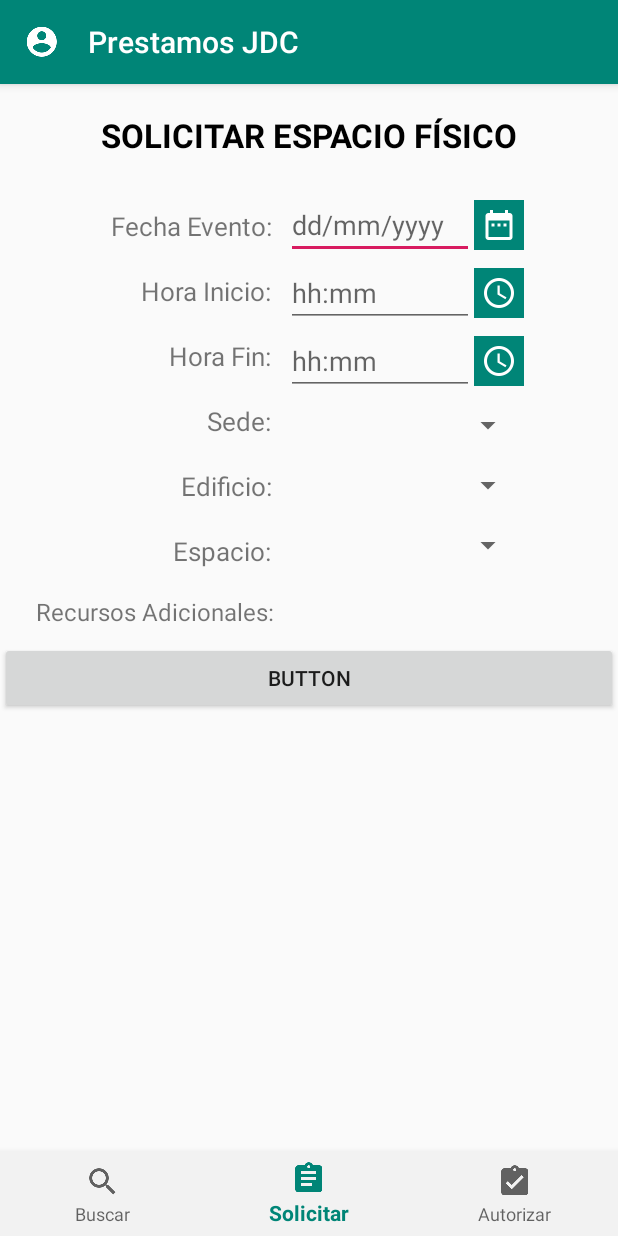
After one commit to franciscogsilva-JDC/prestamosJDC, an Android app: the SolicitarEspacio screen opened directly, with no data from a screen before it, on a phone screen of 412 x 824 dp. The commit adds this screen. Run offline under Robolectric (Android 15) with nearby library versions, the phone set to English and light mode, and no system bars.

Commit message:
Creación formulario solicitar espacio

```diff
--- a/android/app/src/main/AndroidManifest.xml
+++ b/android/app/src/main/AndroidManifest.xml
@@ -16,6 +16,7 @@
                 <category android:name="android.intent.category.LAUNCHER" />
             </intent-filter>
         </activity>
+        <activity android:name=".SolicitarEspacio"></activity>
     </application>
 
 </manifest>
--- a/android/app/src/main/java/com/camila/prestamos_jdc/MainActivity.java
+++ b/android/app/src/main/java/com/camila/prestamos_jdc/MainActivity.java
@@ -1,10 +1,12 @@
 package com.camila.prestamos_jdc;
 
+import android.content.Intent;
 import android.support.design.widget.BottomNavigationView;
 import android.support.v7.app.AppCompatActivity;
 import android.os.Bundle;
 import android.view.Menu;
 import android.view.MenuItem;
+import android.view.View;
 
 public class MainActivity extends AppCompatActivity {
 
@@ -36,4 +38,9 @@ public class MainActivity extends AppCompatActivity {
                 return super.onOptionsItemSelected(item);
         }
     }
+
+    public void requestSpace(View v){
+        Intent oIntent = new Intent(this, SolicitarEspacio.class);
+        startActivity(oIntent);
+    }
 }
--- /dev/null
+++ b/android/app/src/main/java/com/camila/prestamos_jdc/SolicitarEspacio.java
@@ -0,0 +1,137 @@
+package com.camila.prestamos_jdc;
+
+import android.app.*;
+import android.support.design.widget.BottomNavigationView;
+import android.support.v7.app.AppCompatActivity;
+import android.os.Bundle;
+import android.view.MenuItem;
+import android.view.View;
+import android.widget.*;
+import android.widget.EditText;
+import android.widget.ImageButton;
+
+import java.util.Calendar;
+
+public class SolicitarEspacio extends AppCompatActivity {
+
+    private BottomNavigationView mBottomNavigationView;
+
+    private static final String zero="0";
+
+    Calendar now = Calendar.getInstance();
+
+    int month  = now.get(Calendar.MONTH);
+    int day    = now.get(Calendar.DAY_OF_MONTH);
+    int year   = now.get(Calendar.YEAR);
+
+    int hour   = now.get(Calendar.HOUR_OF_DAY);
+    int minute = now.get(Calendar.MINUTE);
+
+    private EditText edtEventDate;
+    private EditText edtTimeStart;
+    private EditText edtTimeEnd;
+    private Spinner  cbHeadquarters;
+
+    @Override
+    protected void onCreate(Bundle savedInstanceState) {
+        super.onCreate(savedInstanceState);
+        setContentView(R.layout.activity_solicitar_espacio);
+
+        getSupportActionBar().setIcon(R.drawable.ic_profile);
+        getSupportActionBar().setTitle("    "+getString(R.string.app_name));
+        getSupportActionBar().setDisplayShowHomeEnabled(true);
+
+        mBottomNavigationView = (BottomNavigationView) findViewById(R.id.menuInferior);
+        mBottomNavigationView.setSelectedItemId(R.id.btn_request);
+
+        edtEventDate   = (EditText) findViewById(R.id.edtEventDate);
+        edtTimeStart   = (EditText) findViewById(R.id.edtTimeStart);
+        edtTimeEnd     = (EditText) findViewById(R.id.edtTimeEnd);
+        cbHeadquarters = (Spinner)  findViewById(R.id.cbHeadquarters);
+    }
+
+    @Override
+    public boolean onOptionsItemSelected(MenuItem item){
+        switch (item.getItemId()){
+            case R.id.btn_search:
+                return true;
+            case R.id.btn_request:
+                return true;
+            case R.id.btn_authorization:
+                return true;
+            default:
+                return super.onOptionsItemSelected(item);
+        }
+    }
+
+    public void getDateButton(View view) {
+        getDate();
+    }
+
+    private void getDate(){
+        DatePickerDialog getDateText = new DatePickerDialog(this, new DatePickerDialog.OnDateSetListener() {
+            @Override
+            public void onDateSet(DatePicker view, int year, int month, int dayOfMonth) {
+                String formatDay = (dayOfMonth < 10)? zero + String.valueOf(dayOfMonth):String.valueOf(dayOfMonth);
+                String formatMonth = ((month+1) < 10)? zero + String.valueOf((month+1)):String.valueOf((month+1));
+                edtEventDate.setText(formatDay+"/"+formatMonth+"/"+year);
+            }
+        },year,month,day);
+        getDateText.show();
+    }
+
+    public void getTimeButton(View view){
+        switch (view.getId()){
+            case R.id.ibTimeStart:
+                getTimeStart();
+                break;
+            case R.id.ibTimeEnd:
+                getTimeEnd();
+                break;
+        }
+    }
+
+    private void getTimeStart(){
+        TimePickerDialog getTimeText = new TimePickerDialog(this, new TimePickerDialog.OnTimeSetListener() {
+            @Override
+            public void onTimeSet(TimePicker view, int hourOfDay, int minute) {
+                String formatHour =  (hourOfDay < 10)? String.valueOf(zero + hourOfDay) : String.valueOf(hourOfDay);
+                String formatMinute = (minute < 10)? String.valueOf(zero + minute):String.valueOf(minute);
+
+                String AM_PM;
+                if(hourOfDay < 12) {
+                    AM_PM = "a.m.";
+                } else {
+                    AM_PM = "p.m.";
+                }
+
+                edtTimeStart.setText(formatHour + ":" + formatMinute + " " + AM_PM);
+            }
+        },hour,minute,false);
+        getTimeText.show();
+    }
+
+    private void getTimeEnd(){
+        TimePickerDialog getTimeText = new TimePickerDialog(this, new TimePickerDialog.OnTimeSetListener() {
+            @Override
+            public void onTimeSet(TimePicker view, int hourOfDay, int minute) {
+                String formatHour =  (hourOfDay < 10)? String.valueOf(zero + hourOfDay) : String.valueOf(hourOfDay);
+                String formatMinute = (minute < 10)? String.valueOf(zero + minute):String.valueOf(minute);
+
+                String AM_PM;
+                if(hourOfDay < 12) {
+                    AM_PM = "a.m.";
+                } else {
+                    AM_PM = "p.m.";
+                }
+
+                edtTimeEnd.setText(formatHour + ":" + formatMinute + " " + AM_PM);
+            }
+        },hour,minute,false);
+        getTimeText.show();
+    }
+
+    public void getHeadquarters() {
+
+    }
+}
--- a/android/app/src/main/res/layout/activity_main.xml
+++ b/android/app/src/main/res/layout/activity_main.xml
@@ -17,11 +17,35 @@
             android:id="@+id/bienvenida"
             android:layout_width="match_parent"
             android:layout_height="wrap_content"
-            android:layout_margin="15dp"
-            android:padding="15dp"
-            android:textSize="21sp"
+            android:layout_margin="18dp"
+            android:padding="18dp"
+            android:textSize="22sp"
             android:textAlignment="center"
             android:text="@string/bienvenida"/>
+
+        <Button
+            android:id="@+id/btn_spaces"
+            android:layout_width="320dp"
+            android:layout_height="wrap_content"
+            android:layout_gravity="center"
+            android:layout_margin="18dp"
+            android:drawableLeft="@drawable/espacios"
+            android:padding="10dp"
+            android:text="@string/espacios"
+            android:textSize="18sp"
+            android:onClick="requestSpace"/>
+
+        <Button
+            android:id="@+id/btn_resources"
+            android:layout_width="320dp"
+            android:layout_height="wrap_content"
+            android:layout_gravity="center"
+            android:padding="10dp"
+            android:layout_margin="18dp"
+            android:drawableLeft="@drawable/recursos"
+            android:text="Recursos Físicos"
+            android:textSize="18sp"/>
+
     </LinearLayout>
 
     <android.support.design.widget.BottomNavigationView
--- /dev/null
+++ b/android/app/src/main/res/layout/activity_solicitar_espacio.xml
@@ -0,0 +1,232 @@
+<?xml version="1.0" encoding="utf-8"?>
+<android.support.constraint.ConstraintLayout xmlns:android="http://schemas.android.com/apk/res/android"
+    xmlns:app="http://schemas.android.com/apk/res-auto"
+    xmlns:tools="http://schemas.android.com/tools"
+    android:layout_width="match_parent"
+    android:layout_height="match_parent"
+    tools:context=".SolicitarEspacio">
+
+
+
+    <ScrollView
+        android:layout_width="fill_parent"
+        android:layout_height="wrap_content">
+
+    </ScrollView>
+    <LinearLayout
+        android:id="@+id/container1"
+        android:layout_width="match_parent"
+        android:layout_height="wrap_content"
+        android:orientation="vertical">
+
+        <TextView
+            android:id="@+id/form_space"
+            android:layout_width="match_parent"
+            android:layout_height="wrap_content"
+            android:layout_marginLeft="13dp"
+            android:layout_marginTop="9dp"
+            android:layout_marginRight="13dp"
+            android:layout_marginBottom="9dp"
+            android:padding="10dp"
+            android:text="@string/form_espacio"
+            android:textAlignment="center"
+            android:textColor="#000"
+            android:textSize="22sp"
+            android:textStyle="bold" />
+
+        <LinearLayout
+            android:id="@+id/form"
+            android:layout_width="match_parent"
+            android:layout_height="wrap_content"
+            android:layout_marginLeft="6dp"
+            android:layout_marginRight="6dp"
+            android:orientation="horizontal"
+            android:padding="3dp">
+
+            <LinearLayout
+                android:id="@+id/formLeft"
+                android:layout_width="181dp"
+                android:layout_height="wrap_content"
+                android:orientation="vertical">
+
+                <TextView
+                    android:id="@+id/txtEventDate"
+                    android:layout_width="179dp"
+                    android:layout_height="wrap_content"
+                    android:gravity="right"
+                    android:padding="8dp"
+                    android:text="@string/event_date"
+                    android:textSize="17sp"
+                    android:layout_marginTop="3dp"/>
+
+                <TextView
+                    android:id="@+id/txtTimeStart"
+                    android:layout_width="179dp"
+                    android:layout_height="wrap_content"
+                    android:gravity="right"
+                    android:padding="8dp"
+                    android:text="@string/time_start"
+                    android:textSize="17sp"
+                    android:layout_marginTop="3dp"/>
+
+                <TextView
+                    android:id="@+id/txtTimeEnd"
+                    android:layout_width="179dp"
+                    android:layout_height="wrap_content"
+                    android:gravity="right"
+                    android:padding="8dp"
+                    android:text="@string/time_end"
+                    android:textSize="17sp"
+                    android:layout_marginTop="3dp"/>
+
+                <TextView
+                    android:id="@+id/txtHeadquarters"
+                    android:layout_width="179dp"
+                    android:layout_height="wrap_content"
+                    android:gravity="right"
+                    android:padding="8dp"
+                    android:text="@string/headquarters"
+                    android:textSize="17sp"
+                    android:layout_marginTop="3dp"/>
+
+                <TextView
+                    android:id="@+id/txtBuilding"
+                    android:layout_width="179dp"
+                    android:layout_height="wrap_content"
+                    android:gravity="right"
+                    android:padding="8dp"
+                    android:text="@string/building"
+                    android:textSize="17sp"
+                    android:layout_marginTop="3dp"/>
+
+                <TextView
+                    android:id="@+id/txtSpace"
+                    android:layout_width="179dp"
+                    android:layout_height="wrap_content"
+                    android:gravity="right"
+                    android:padding="8dp"
+                    android:text="@string/space"
+                    android:textSize="17sp"
+                    android:layout_marginTop="3dp"/>
+
+                <TextView
+                    android:id="@+id/txtResources"
+                    android:layout_width="179dp"
+                    android:layout_height="wrap_content"
+                    android:gravity="right"
+                    android:padding="6dp"
+                    android:text="@string/resources"
+                    android:textSize="16sp"
+                    android:layout_marginTop="3dp"/>
+            </LinearLayout>
+
+            <LinearLayout
+                android:id="@+id/formRight"
+                android:layout_width="wrap_content"
+                android:layout_height="wrap_content"
+                android:orientation="vertical">
+
+                <LinearLayout
+                    android:layout_width="match_parent"
+                    android:layout_height="wrap_content"
+                    android:orientation="horizontal">
+
+                    <EditText
+                        android:id="@+id/edtEventDate"
+                        android:layout_width="125dp"
+                        android:layout_height="wrap_content"
+                        android:ems="10"
+                        android:hint="@string/date_format"
+                        android:inputType="date" />
+
+                    <ImageButton
+                        android:id="@+id/ibDate"
+                        android:layout_width="33dp"
+                        android:layout_height="33dp"
+                        android:layout_gravity="center"
+                        android:background="@color/colorPrimary"
+                        android:onClick="getDateButton"
+                        android:src="@drawable/ic_date" />
+                </LinearLayout>
+
+                <LinearLayout
+                    android:layout_width="match_parent"
+                    android:layout_height="wrap_content"
+                    android:orientation="horizontal">
+
+                    <EditText
+                        android:id="@+id/edtTimeStart"
+                        android:layout_width="125dp"
+                        android:layout_height="wrap_content"
+                        android:ems="10"
+                        android:hint="@string/time_format"
+                        android:inputType="time" />
+
+                    <ImageButton
+                        android:id="@+id/ibTimeStart"
+                        android:layout_width="33dp"
+                        android:layout_height="33dp"
+                        android:layout_gravity="center"
+                        android:background="@color/colorPrimary"
+                        android:onClick="getTimeButton"
+                        android:src="@drawable/ic_time" />
+                </LinearLayout>
+
+                <LinearLayout
+                    android:layout_width="match_parent"
+                    android:layout_height="wrap_content"
+                    android:orientation="horizontal">
+
+                    <EditText
+                        android:id="@+id/edtTimeEnd"
+                        android:layout_width="125dp"
+                        android:layout_height="wrap_content"
+                        android:ems="10"
+                        android:hint="@string/time_format"
+                        android:inputType="time" />
+
+                    <ImageButton
+                        android:id="@+id/ibTimeEnd"
+                        android:layout_width="33dp"
+                        android:layout_height="33dp"
+                        android:layout_gravity="center"
+                        android:background="@color/colorPrimary"
+                        android:onClick="getTimeButton"
+                        android:src="@drawable/ic_time" />
+                </LinearLayout>
+
+                <Spinner
+                    android:id="@+id/cbHeadquarters"
+                    android:layout_width="fill_parent"
+                    android:layout_height="40dp"/>
+
+                <Spinner
+                    android:id="@+id/cbBuildings"
+                    android:layout_width="fill_parent"
+                    android:layout_height="40dp"/>
+
+                <Spinner
+                    android:id="@+id/cbSpaces"
+                    android:layout_width="fill_parent"
+                    android:layout_height="40dp"/>
+            </LinearLayout>
+
+        </LinearLayout>
+        <Button
+            android:id="@+id/button"
+            android:layout_width="match_parent"
+            android:layout_height="wrap_content"
+            android:text="Button" />
+    </LinearLayout>
+
+    <android.support.design.widget.BottomNavigationView
+        android:id="@+id/menuInferior"
+        android:layout_width="match_parent"
+        android:layout_height="wrap_content"
+        app:itemBackground="@color/colorPrimaryLight"
+        app:layout_constraintBottom_toBottomOf="parent"
+        app:menu="@menu/menu_inferior">
+
+    </android.support.design.widget.BottomNavigationView>
+
+</android.support.constraint.ConstraintLayout>
--- a/android/app/src/main/res/values/colors.xml
+++ b/android/app/src/main/res/values/colors.xml
@@ -1,7 +1,7 @@
 <?xml version="1.0" encoding="utf-8"?>
 <resources>
     <color name="colorPrimary">#008577</color>
-    <color name="colorPrimaryDark">#00574B</color>
+    <color name="colorPrimaryDark">#00574b</color>
     <color name="colorPrimaryLight">#f2f2f2</color>
     <color name="colorAccent">#D81B60</color>
 </resources>
--- a/android/app/src/main/res/values/strings.xml
+++ b/android/app/src/main/res/values/strings.xml
@@ -2,4 +2,16 @@
     <string name="app_name">Prestamos JDC</string>
     <string name="bienvenida">Seleccione el tipo de solicitud que desea realizar</string>
     <string name="buscar">Buscar</string>
+    <string name="espacios">Espacios Físicos</string>
+    <string name="form_espacio">SOLICITAR ESPACIO FÍSICO</string>
+    <string name="date_format">dd/mm/yyyy</string>
+    <string name="time_format">hh:mm</string>
+    <string name="event_date">Fecha Evento:</string>
+    <string name="time_start">Hora Inicio:</string>
+    <string name="time_end">Hora Fin:</string>
+    <string name="headquarters">Sede:</string>
+    <string name="building">Edificio:</string>
+    <string name="space">Espacio:</string>
+    <string name="resources">Recursos Adicionales:</string>
+
 </resources>
```
Also changed, not shown: android/app/src/main/res/drawable-hdpi/ic_date.png (added), android/app/src/main/res/drawable-hdpi/ic_time.png (added), android/app/src/main/res/drawable-mdpi/ic_date.png (added), android/app/src/main/res/drawable-mdpi/ic_time.png (added), android/app/src/main/res/drawable-xhdpi/espacios.png (added), android/app/src/main/res/drawable-xhdpi/ic_date.png (added), android/app/src/main/res/drawable-xhdpi/ic_time.png (added), android/app/src/main/res/drawable-xhdpi/recursos.png (added), android/app/src/main/res/drawable-xxhdpi/ic_date.png (added), android/app/src/main/res/drawable-xxhdpi/ic_time.png (added), android/app/src/main/res/drawable-xxxhdpi/ic_date.png (added), android/app/src/main/res/drawable-xxxhdpi/ic_time.png (added).
